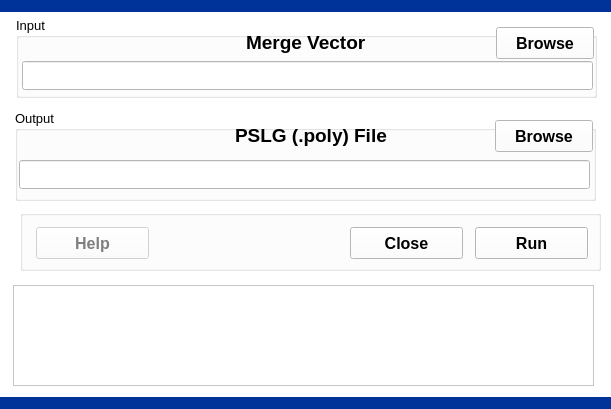
leonard-psu/PIHMgis, file 4DomainDecomposition/1ReadTopology/readtopology.ui: the form before one commit.
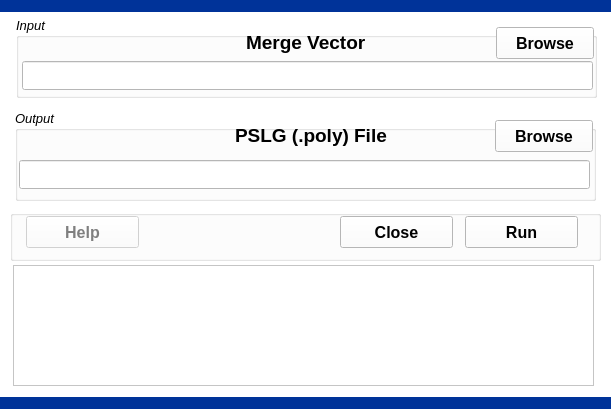
The form after the commit.

```diff
--- a/4DomainDecomposition/1ReadTopology/readtopology.ui
+++ b/4DomainDecomposition/1ReadTopology/readtopology.ui
@@ -1335,6 +1335,11 @@
      <height>81</height>
     </rect>
    </property>
+   <property name="font">
+    <font>
+     <italic>true</italic>
+    </font>
+   </property>
    <property name="title">
     <string>Input</string>
    </property>
@@ -1350,8 +1355,8 @@
     <property name="font">
      <font>
       <pointsize>10</pointsize>
-      <weight>50</weight>
-      <bold>false</bold>
+      <weight>75</weight>
+      <bold>true</bold>
      </font>
     </property>
    </widget>
@@ -1369,6 +1374,7 @@
       <family>Arial</family>
       <pointsize>12</pointsize>
       <weight>75</weight>
+      <italic>false</italic>
       <bold>true</bold>
      </font>
     </property>
@@ -1398,6 +1404,7 @@
      <font>
       <pointsize>14</pointsize>
       <weight>75</weight>
+      <italic>false</italic>
       <bold>true</bold>
      </font>
     </property>
@@ -1410,9 +1417,9 @@
    <property name="geometry">
     <rect>
      <x>13</x>
-     <y>285</y>
+     <y>265</y>
      <width>581</width>
-     <height>101</height>
+     <height>121</height>
     </rect>
    </property>
    <property name="lineWrapMode">
@@ -1422,10 +1429,10 @@
   <widget class="QGroupBox" name="groupBoxButtons">
    <property name="geometry">
     <rect>
-     <x>20</x>
+     <x>10</x>
      <y>210</y>
-     <width>581</width>
-     <height>61</height>
+     <width>591</width>
+     <height>51</height>
     </rect>
    </property>
    <property name="title">
@@ -1438,7 +1445,7 @@
     <property name="geometry">
      <rect>
       <x>16</x>
-      <y>17</y>
+      <y>6</y>
       <width>113</width>
       <height>32</height>
      </rect>
@@ -1462,7 +1469,7 @@
     <property name="geometry">
      <rect>
       <x>330</x>
-      <y>17</y>
+      <y>6</y>
       <width>113</width>
       <height>32</height>
      </rect>
@@ -1486,7 +1493,7 @@
     <property name="geometry">
      <rect>
       <x>455</x>
-      <y>17</y>
+      <y>6</y>
       <width>113</width>
       <height>32</height>
      </rect>
@@ -1519,6 +1526,11 @@
      <height>91</height>
     </rect>
    </property>
+   <property name="font">
+    <font>
+     <italic>true</italic>
+    </font>
+   </property>
    <property name="title">
     <string>Output</string>
    </property>
@@ -1534,8 +1546,8 @@
     <property name="font">
      <font>
       <pointsize>10</pointsize>
-      <weight>50</weight>
-      <bold>false</bold>
+      <weight>75</weight>
+      <bold>true</bold>
      </font>
     </property>
    </widget>
@@ -1553,6 +1565,7 @@
       <family>Arial</family>
       <pointsize>12</pointsize>
       <weight>75</weight>
+      <italic>false</italic>
       <bold>true</bold>
      </font>
     </property>
@@ -1576,6 +1589,7 @@
      <font>
       <pointsize>14</pointsize>
       <weight>75</weight>
+      <italic>false</italic>
       <bold>true</bold>
      </font>
     </property>
```
